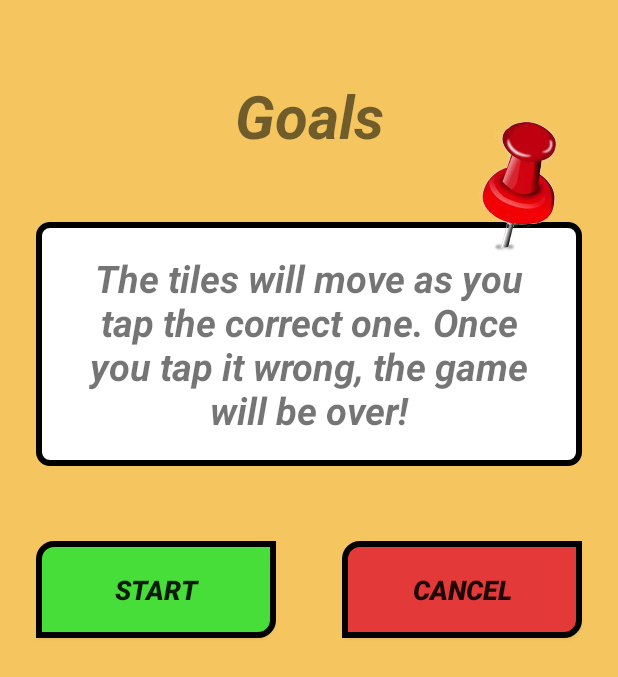
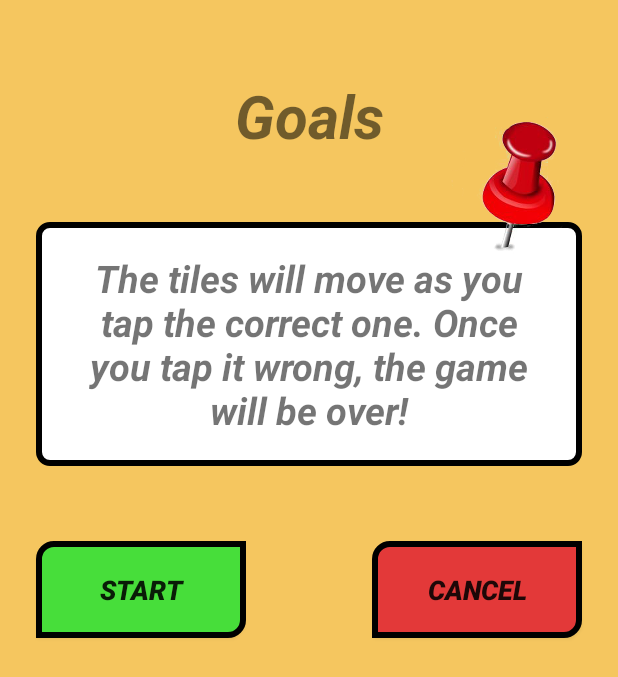
Before and after one commit to jghjianghan/Piano_Tiles_KW, an Android app: the screen it shows after launch (MainActivity), after a tap on "CLASSIC", on a phone screen of 412 x 824 dp. Shown: the top 677 px of the screen. Run offline under Robolectric (Android 15) with nearby library versions, the phone set to English and light mode, and no system bars.

Commit message:
Mengecilkan ukuran tombol Start & Cancel

```diff
--- a/app/src/main/res/layout/fragment_description.xml
+++ b/app/src/main/res/layout/fragment_description.xml
@@ -40,7 +40,7 @@
 
     <Button
         android:id="@+id/btn_start"
-        android:layout_width="160dp"
+        android:layout_width="140dp"
         android:layout_height="wrap_content"
         android:layout_marginTop="50dp"
         android:background="@drawable/button_background_agree"
@@ -53,7 +53,7 @@
 
     <Button
         android:id="@+id/btn_cancel"
-        android:layout_width="160dp"
+        android:layout_width="140dp"
         android:layout_height="wrap_content"
         android:layout_marginTop="50dp"
         android:background="@drawable/button_background_cancel"
```
